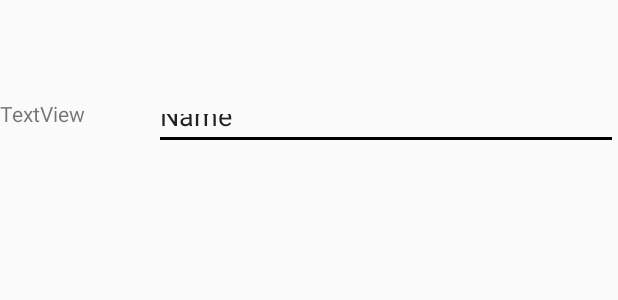
After one commit to QiaoYangKe/RecycleView, an Android app: the layout producting_view.xml on its own in the app's theme, with its tools: preview values and no code run, on a phone screen of 412 x 824 dp. The commit adds this screen. Shown: the top 300 px of the screen. Run offline under Robolectric (Android 15) with nearby library versions, the phone set to English and light mode, and no system bars.

Commit message:
开工跳转

```diff
--- a/app/build.gradle
+++ b/app/build.gradle
@@ -32,4 +32,5 @@ dependencies {
     androidTestImplementation 'androidx.test.ext:junit:1.1.1'
     androidTestImplementation 'androidx.test.espresso:espresso-core:3.2.0'
     implementation 'androidx.cardview:cardview:1.0.0'
+    implementation 'androidx.swiperefreshlayout:swiperefreshlayout:1.0.0'
 }
--- a/app/src/main/AndroidManifest.xml
+++ b/app/src/main/AndroidManifest.xml
@@ -10,6 +10,7 @@
         android:supportsRtl="true"
         android:theme="@style/AppTheme">
         <activity android:name=".SelectPicPopupWindow" android:theme="@style/MyDialogStyleBottom" />
+        <activity android:name=".ProducingActivity"/>
         <activity android:name=".MainActivity"
             android:windowSoftInputMode="adjustPan">
             <intent-filter>
--- /dev/null
+++ b/app/src/main/res/layout/producting_view.xml
@@ -0,0 +1,40 @@
+<?xml version="1.0" encoding="utf-8"?>
+<androidx.constraintlayout.widget.ConstraintLayout xmlns:android="http://schemas.android.com/apk/res/android"
+    xmlns:app="http://schemas.android.com/apk/res-auto"
+    xmlns:tools="http://schemas.android.com/tools"
+    android:layout_width="match_parent"
+    android:layout_height="match_parent"
+    tools:context=".ProducingActivity">
+
+    <androidx.constraintlayout.widget.Guideline
+        android:id="@+id/guideline"
+        android:layout_width="wrap_content"
+        android:layout_height="wrap_content"
+        android:orientation="horizontal"
+        app:layout_constraintGuide_percent="0.08" />
+
+    <TextView
+        android:id="@+id/textView10"
+        android:layout_width="79dp"
+        android:layout_height="30dp"
+        android:text="TextView"
+        app:layout_constraintStart_toStartOf="parent"
+        app:layout_constraintTop_toTopOf="@+id/guideline" />
+
+    <EditText
+        android:id="@+id/editText6"
+        android:layout_width="309dp"
+        android:layout_height="34dp"
+        android:ems="10"
+        android:inputType="textPersonName"
+        android:text="Name"
+        app:layout_constraintEnd_toEndOf="parent"
+        app:layout_constraintTop_toTopOf="@+id/guideline" />
+
+    <androidx.constraintlayout.widget.Guideline
+        android:id="@+id/guideline2"
+        android:layout_width="wrap_content"
+        android:layout_height="wrap_content"
+        android:orientation="horizontal"
+        app:layout_constraintGuide_percent="0.29" />
+</androidx.constraintlayout.widget.ConstraintLayout>
```
Also changed, not shown: app/src/main/java/com/example/recycleview/EndLessOnScrollListener.java (added, +64 -0 lines), app/src/main/java/com/example/recycleview/GeneralAdapter.java (+25 -0 lines), app/src/main/java/com/example/recycleview/MainActivity.java (+55 -14 lines), app/src/main/java/com/example/recycleview/ProducingActivity.java (added, +14 -0 lines), app/src/main/java/com/example/recycleview/SelectPicPopupWindow.java (+13 -4 lines), app/src/main/res/layout/racycler_bottom_tool.xml (+12 -6 lines).
